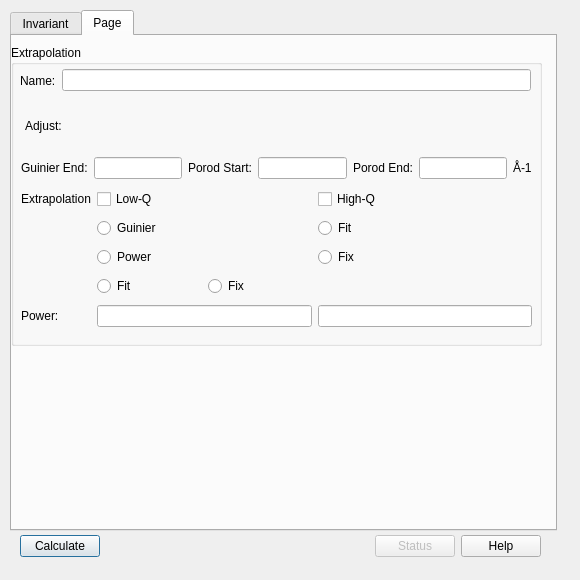
Old version of the form src/sas/qtgui/Perspectives/Invariant/UI/TabbedInvariantUI.ui in the repository SasView/sasview.
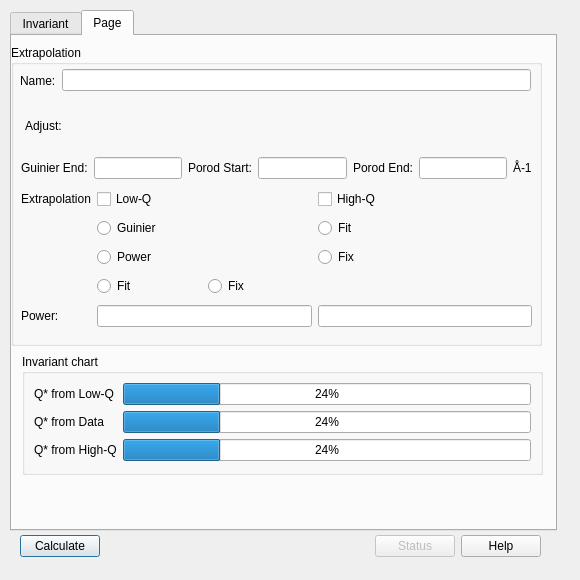
New version of the form. The open tabs and pages were chosen to show the change.

Commit message: Adds progress bars to extrapolation tab

```diff
--- a/src/sas/qtgui/Perspectives/Invariant/UI/TabbedInvariantUI.ui
+++ b/src/sas/qtgui/Perspectives/Invariant/UI/TabbedInvariantUI.ui
@@ -1015,6 +1015,63 @@
       </item>
      </layout>
     </widget>
+    <widget class="QGroupBox" name="groupBox_4">
+     <property name="geometry">
+      <rect>
+       <x>10</x>
+       <y>318</y>
+       <width>521</width>
+       <height>121</height>
+      </rect>
+     </property>
+     <property name="title">
+      <string>Invariant chart</string>
+     </property>
+     <layout class="QGridLayout" name="gridLayout_6">
+      <item row="0" column="0">
+       <widget class="QLabel" name="label_12">
+        <property name="text">
+         <string>Q* from Low-Q</string>
+        </property>
+       </widget>
+      </item>
+      <item row="0" column="1">
+       <widget class="QProgressBar" name="progressBarLowQ">
+        <property name="value">
+         <number>24</number>
+        </property>
+       </widget>
+      </item>
+      <item row="1" column="0">
+       <widget class="QLabel" name="label_13">
+        <property name="text">
+         <string>Q* from Data</string>
+        </property>
+       </widget>
+      </item>
+      <item row="1" column="1">
+       <widget class="QProgressBar" name="progressBarData">
+        <property name="value">
+         <number>24</number>
+        </property>
+       </widget>
+      </item>
+      <item row="2" column="0">
+       <widget class="QLabel" name="label_14">
+        <property name="text">
+         <string>Q* from High-Q</string>
+        </property>
+       </widget>
+      </item>
+      <item row="2" column="1">
+       <widget class="QProgressBar" name="progressBarHighQ">
+        <property name="value">
+         <number>24</number>
+        </property>
+       </widget>
+      </item>
+     </layout>
+    </widget>
    </widget>
   </widget>
   <widget class="QWidget" name="layoutWidget">
```
Left out of the diff: 307 changed lines with no effect on the pictures. The commit also changes 2 other files.
